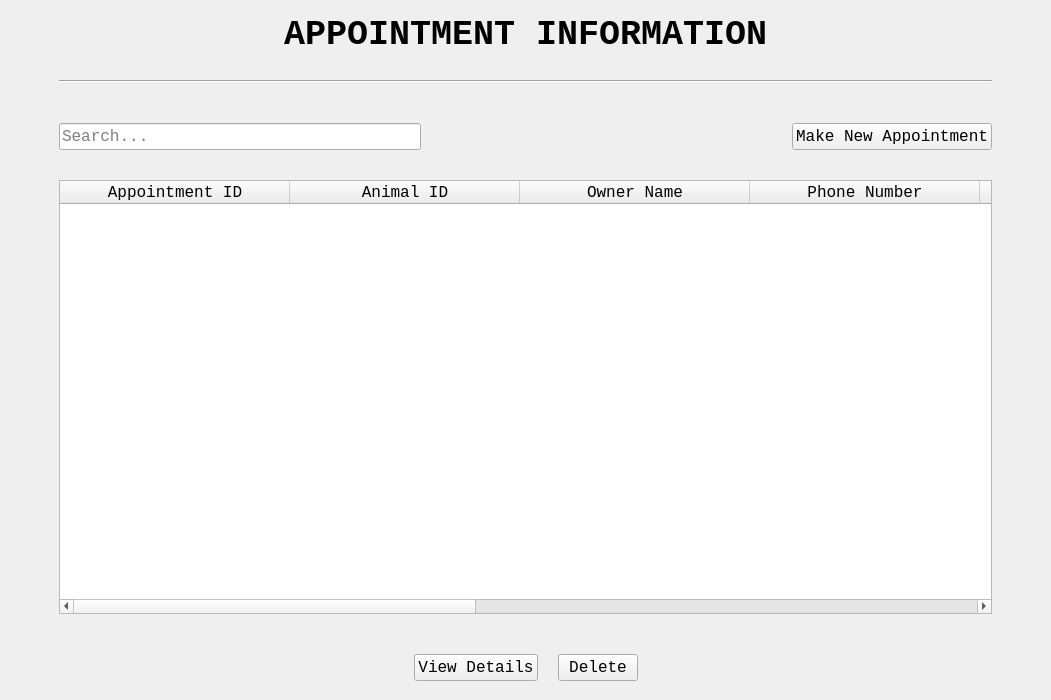
Above: AppointmentUI.ui from ASNaeem/Simple-VCMS before the change. Below: the same form after it.
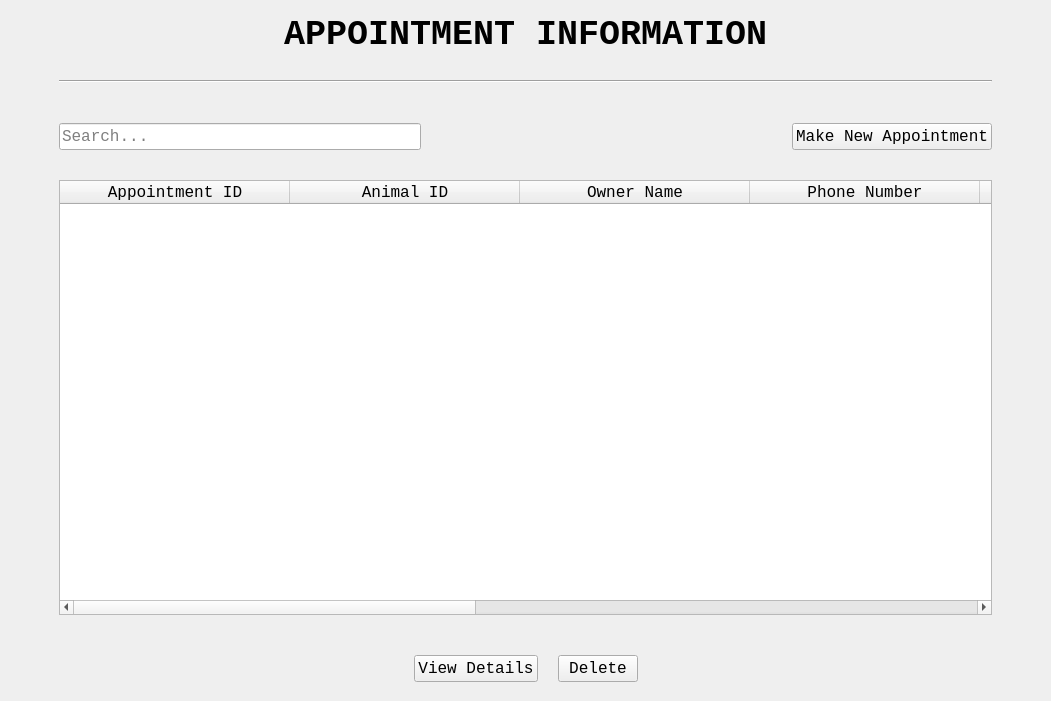
That is the form after the change.

Patch:
```diff
--- a/AppointmentUI.ui
+++ b/AppointmentUI.ui
@@ -7,7 +7,7 @@
     <x>0</x>
     <y>0</y>
     <width>1051</width>
-    <height>700</height>
+    <height>701</height>
    </rect>
   </property>
   <property name="font">
```
